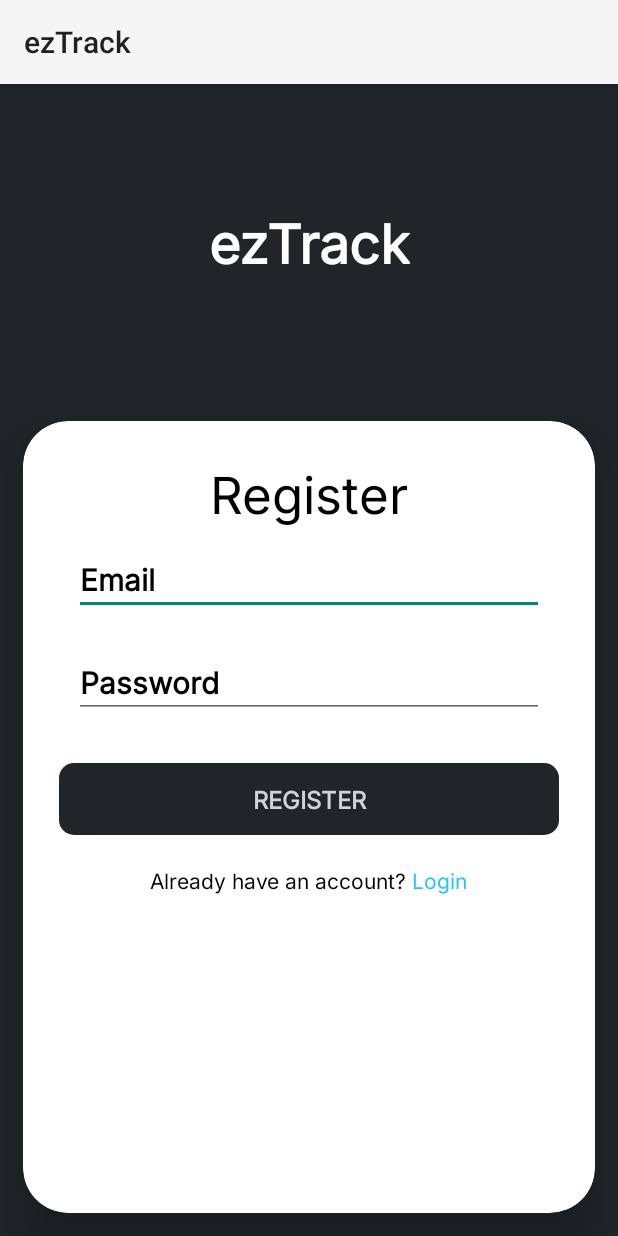
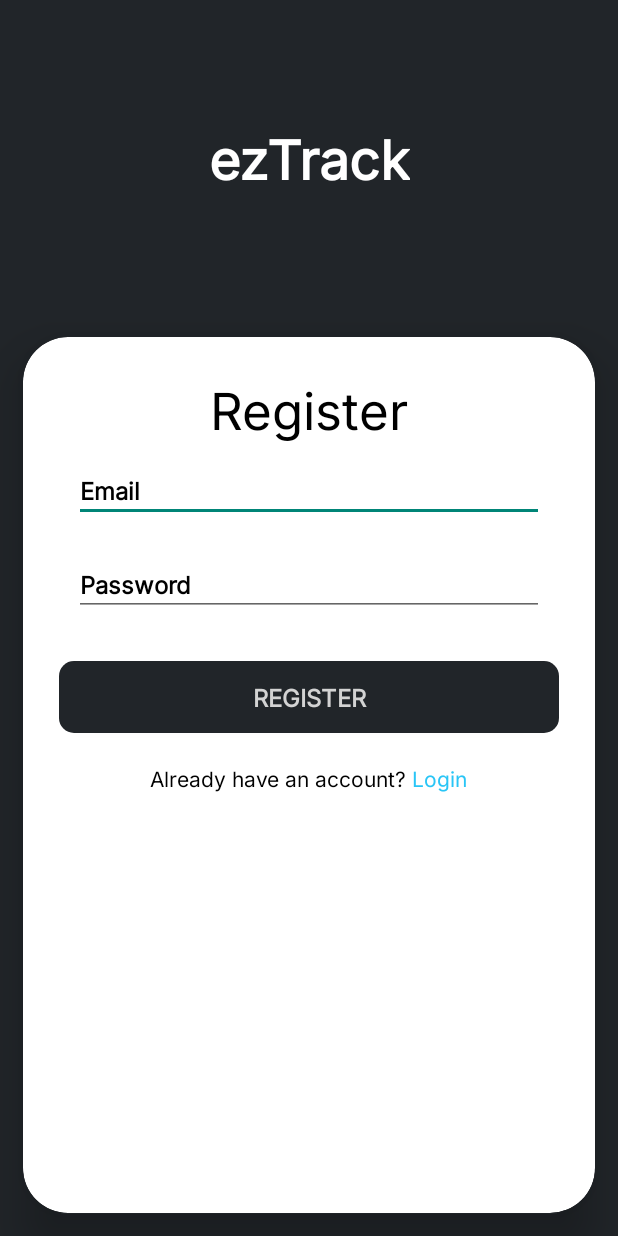
Before and after one commit to mrunixd/ezTrack, an Android app built with Jetpack Compose: the screen it shows after launch (RegisterActivity), on a phone screen of 412 x 824 dp. Run offline under Robolectric (Android 15) with nearby library versions, the phone set to English and light mode, and no system bars; our stand-ins replace Firebase (no records; nobody signed in at launch, a user with empty details on screens opened directly); Roboto replaces fonts that are not available here.

Commit message:
removed action bar and completed register activity

```diff
--- a/app/src/main/AndroidManifest.xml
+++ b/app/src/main/AndroidManifest.xml
@@ -12,7 +12,7 @@
         android:label="@string/app_name"
         android:roundIcon="@mipmap/ic_launcher_round"
         android:supportsRtl="true"
-        android:theme="@style/Theme.AppCompat.Light"
+        android:theme="@style/Theme.AppCompat.DayNight.NoActionBar"
         tools:targetApi="31">
         <activity
             android:name=".RegisterActivity"
--- a/app/src/main/java/com/strongclone/app/LoginActivity.kt
+++ b/app/src/main/java/com/strongclone/app/LoginActivity.kt
@@ -4,6 +4,8 @@ import android.content.ContentValues.TAG
 import android.content.Intent
 import android.os.Bundle
 import android.util.Log
+import android.view.Window
+import android.view.WindowManager
 import android.widget.Toast
 import androidx.activity.enableEdgeToEdge
 import androidx.appcompat.app.AppCompatActivity
--- a/app/src/main/java/com/strongclone/app/RegisterActivity.kt
+++ b/app/src/main/java/com/strongclone/app/RegisterActivity.kt
@@ -4,6 +4,8 @@ import android.content.ContentValues.TAG
 import android.content.Intent
 import android.os.Bundle
 import android.util.Log
+import android.view.Window
+import android.view.WindowManager
 import android.widget.Toast
 import androidx.activity.enableEdgeToEdge
 import androidx.appcompat.app.AppCompatActivity
--- a/app/src/main/res/layout/activity_login.xml
+++ b/app/src/main/res/layout/activity_login.xml
@@ -58,7 +58,7 @@
                 android:textColor="#000000"
                 android:textColorHint="#000000"
                 android:textColorLink="#000000"
-                android:textSize="20sp"
+                android:textSize="16sp"
                 android:textStyle="bold"
                 android:windowSoftInputMode="adjustPan" />
 
@@ -76,7 +76,7 @@
                 android:textColor="#000000"
                 android:textColorHint="#000000"
                 android:textColorLink="#000000"
-                android:textSize="20sp"
+                android:textSize="16sp"
                 android:textStyle="bold"
                 android:windowSoftInputMode="adjustPan" />
 
--- a/app/src/main/res/layout/activity_register.xml
+++ b/app/src/main/res/layout/activity_register.xml
@@ -58,7 +58,7 @@
                 android:textColor="#000000"
                 android:textColorHint="#000000"
                 android:textColorLink="#000000"
-                android:textSize="20sp"
+                android:textSize="16sp"
                 android:textStyle="bold"
                 android:windowSoftInputMode="adjustPan" />
 
@@ -76,7 +76,7 @@
                 android:textColor="#000000"
                 android:textColorHint="#000000"
                 android:textColorLink="#000000"
-                android:textSize="20sp"
+                android:textSize="16sp"
                 android:textStyle="bold"
                 android:windowSoftInputMode="adjustPan" />
 
--- a/app/src/main/res/values/themes.xml
+++ b/app/src/main/res/values/themes.xml
@@ -1,5 +1,4 @@
 <?xml version="1.0" encoding="utf-8"?>
 <resources>
-
     <style name="Theme.StrongClone" parent="android:Theme.Material.Light.NoActionBar" />
 </resources>
```
